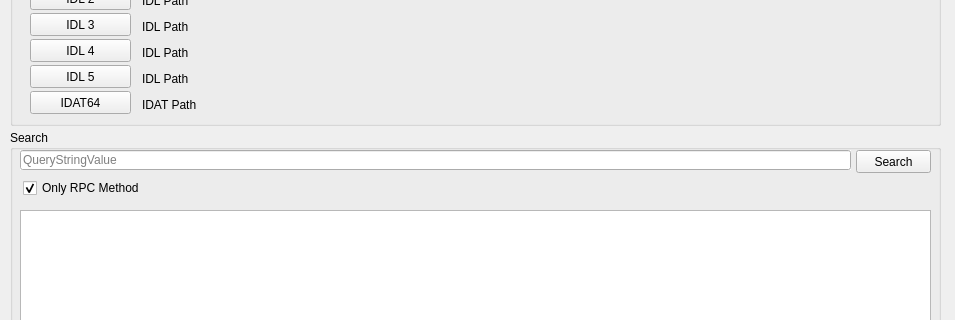
The window that sfiles/Main.ui (BoB13-MSRC-GS/Callable-Checker) describes before a commit, drawn with Qt 5; both pictures show x 0 to 955 and y 95 to 415 of the 955 by 826 pixel window.
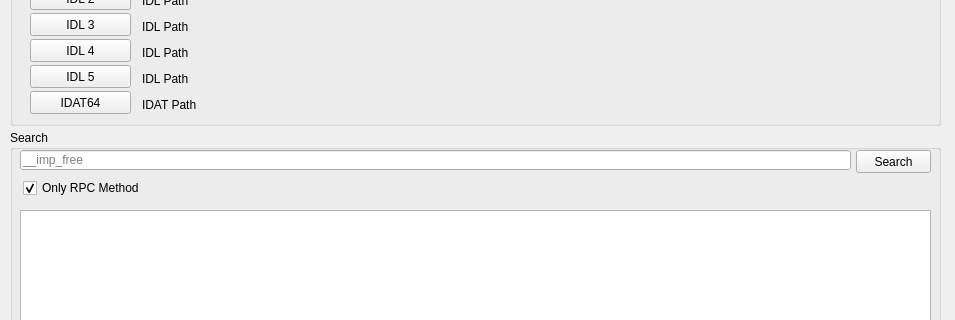
The same window after the commit.

Diff of the .ui file:
```diff
--- a/sfiles/Main.ui
+++ b/sfiles/Main.ui
@@ -234,7 +234,7 @@
       <bool>true</bool>
      </property>
      <property name="placeholderText">
-      <string>QueryStringValue</string>
+      <string>__imp_free</string>
      </property>
     </widget>
     <widget class="QPushButton" name="Search_Button">
```
Left out of the diff: 2 changed lines with no effect on the pictures.
